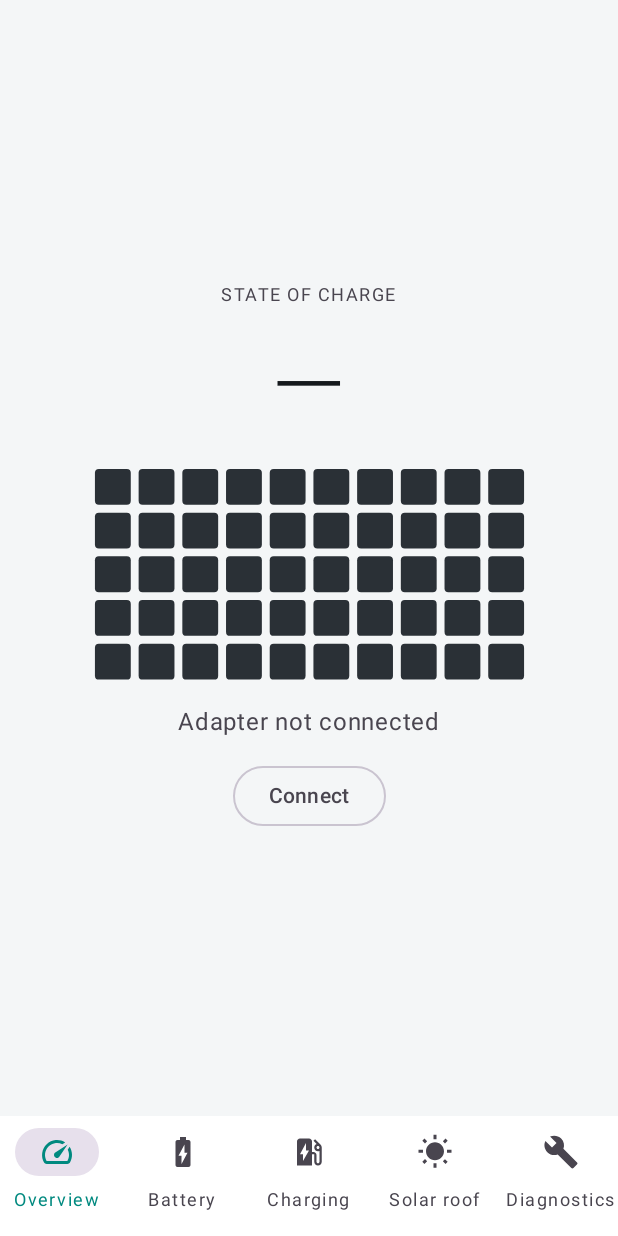
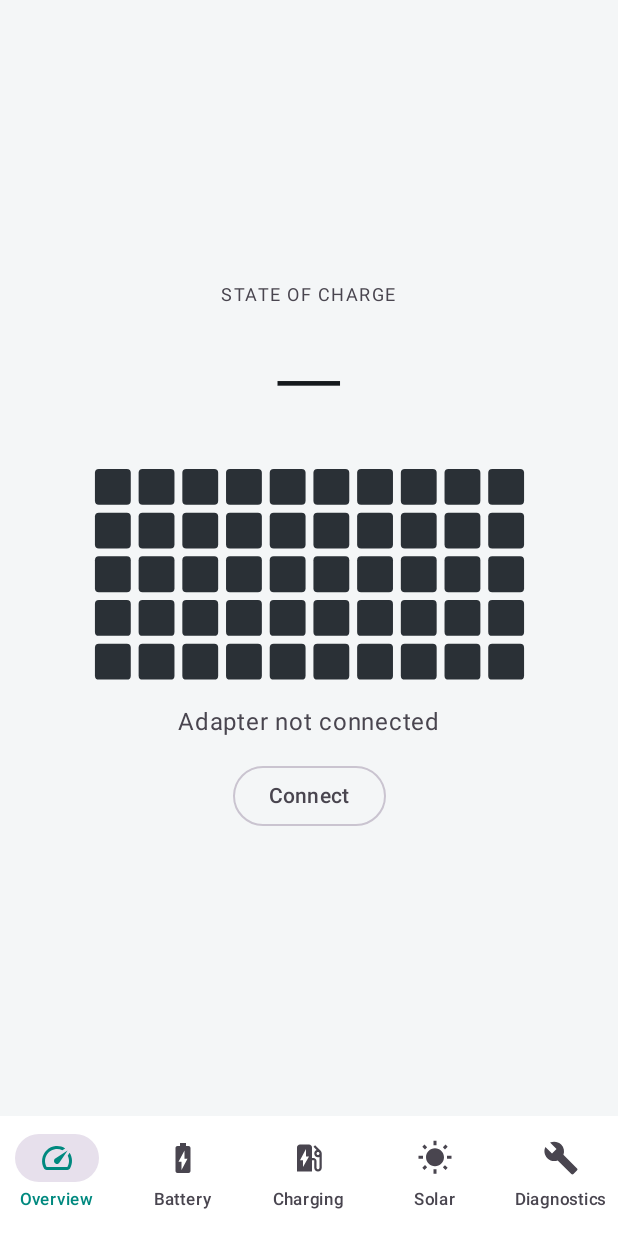
Before and after one commit to eplik82/Ioniq5_app, an Android app built with Jetpack Compose: the screen it shows after launch (MainActivity), on a phone screen of 412 x 824 dp. Run offline under Robolectric (Android 15) with nearby library versions, the phone set to English and light mode, and no system bars.

Commit message:
Add first in-app ICCU DID scan, document E011 findings, fix tab label wrap
O-P in E011 matches HV battery voltage; M-N likely solar panel voltage.

Co-Authored-By: Claude Opus 5.5 <noreply@anthropic.com>
Claude-Session: https://claude.ai/code/session_01M9Xar97AQkJ9rGqLFBecq9

```diff
--- a/app/src/main/java/com/eplik/ioniq5/ui/Ioniq5App.kt
+++ b/app/src/main/java/com/eplik/ioniq5/ui/Ioniq5App.kt
@@ -28,6 +28,7 @@ import com.eplik.ioniq5.Ioniq5Application
 import com.eplik.ioniq5.ui.diagnostics.DiagnosticsScreen
 import com.eplik.ioniq5.ui.screens.ConnectionScreen
 import androidx.compose.ui.res.stringResource
+import androidx.compose.ui.text.style.TextOverflow
 import com.eplik.ioniq5.R
 import com.eplik.ioniq5.ui.screens.OverviewScreen
 import com.eplik.ioniq5.ui.screens.PlaceholderScreen
@@ -58,7 +59,15 @@ fun Ioniq5App() {
                             showConnection = false
                         },
                         icon = { Icon(tab.icon, contentDescription = null) },
-                        label = { Text(stringResource(tab.label)) },
+                        label = {
+                            Text(
+                                stringResource(tab.label),
+                                style = MaterialTheme.typography.labelSmall,
+                                maxLines = 1,
+                                softWrap = false,
+                                overflow = TextOverflow.Ellipsis,
+                            )
+                        },
                         colors = NavigationBarItemDefaults.colors(
                             selectedIconColor = MaterialTheme.colorScheme.primary,
                             selectedTextColor = MaterialTheme.colorScheme.primary,
--- a/app/src/main/res/values/strings.xml
+++ b/app/src/main/res/values/strings.xml
@@ -5,7 +5,7 @@
     <string name="tab_overview">Overview</string>
     <string name="tab_battery">Battery</string>
     <string name="tab_charging">Charging</string>
-    <string name="tab_solar">Solar roof</string>
+    <string name="tab_solar">Solar</string>
     <string name="tab_diagnostics">Diagnostics</string>
     <string name="settings">Settings</string>
 
```
Also changed, not shown: 3 other files.
